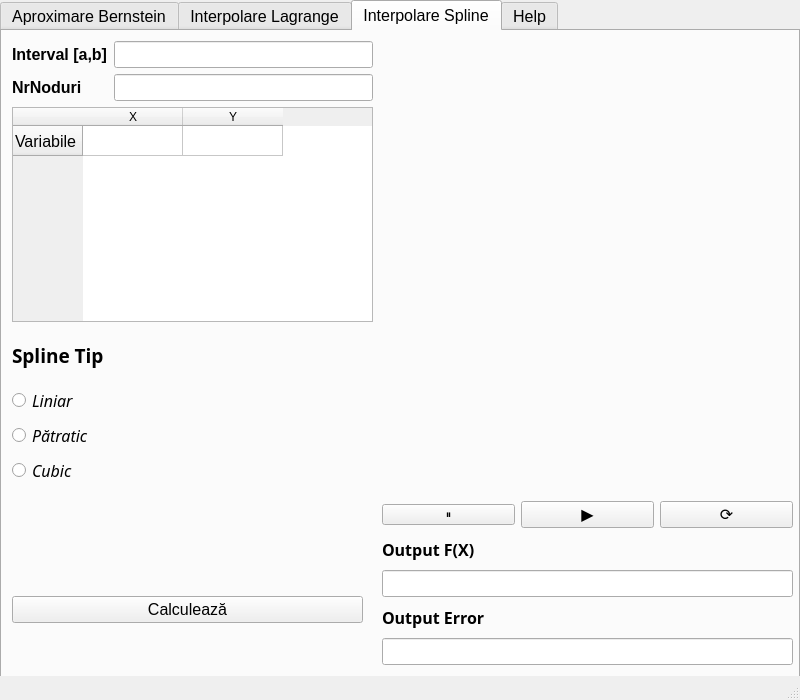
First picture: the form in UI_MODEL_01.ui, repository Vlad-Aureliu-Moraru/PROIECT-PY, before the edit.
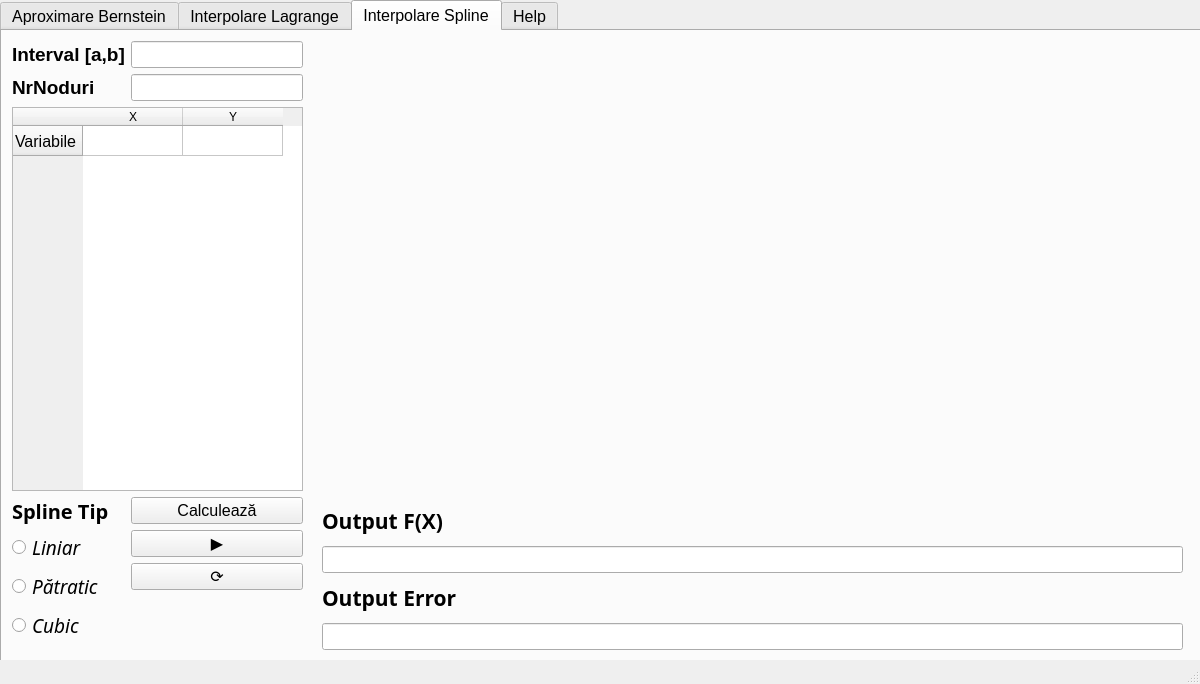
Second picture: the form after the edit. The open tabs and pages were chosen to show the change.

Patch:
```diff
--- a/UI_MODEL_01.ui
+++ b/UI_MODEL_01.ui
@@ -6,8 +6,8 @@
    <rect>
     <x>0</x>
     <y>0</y>
-    <width>800</width>
-    <height>700</height>
+    <width>1200</width>
+    <height>684</height>
    </rect>
   </property>
   <property name="font">
@@ -26,7 +26,7 @@
      <rect>
       <x>0</x>
       <y>0</y>
-      <width>800</width>
+      <width>1300</width>
       <height>700</height>
      </rect>
     </property>
@@ -501,162 +501,22 @@
      <attribute name="title">
       <string>Interpolare Spline</string>
      </attribute>
-     <widget class="QWidget" name="verticalLayoutWidget_10">
-      <property name="geometry">
-       <rect>
-        <x>10</x>
-        <y>523</y>
-        <width>351</width>
-        <height>111</height>
-       </rect>
-      </property>
-      <layout class="QVBoxLayout" name="verticalLayout_7">
-       <item>
-        <widget class="QPushButton" name="IS_BUTTON_CALCULEAZA">
-         <property name="text">
-          <string>Calculează</string>
-         </property>
-        </widget>
-       </item>
-      </layout>
-     </widget>
-     <widget class="QWidget" name="verticalLayoutWidget_15">
-      <property name="geometry">
-       <rect>
-        <x>10</x>
-        <y>300</y>
-        <width>181</width>
-        <height>154</height>
-       </rect>
-      </property>
-      <layout class="QVBoxLayout" name="verticalLayout_12">
-       <item>
-        <widget class="QLabel" name="IS_LABEL_TIP">
-         <property name="font">
-          <font>
-           <family>Fira Mono</family>
-           <pointsize>14</pointsize>
-           <weight>75</weight>
-           <bold>true</bold>
-          </font>
-         </property>
-         <property name="text">
-          <string>Spline Tip</string>
-         </property>
-        </widget>
-       </item>
-       <item>
-        <widget class="QRadioButton" name="IS_RADIO_LINIAR">
-         <property name="font">
-          <font>
-           <family>Fira Sans</family>
-           <pointsize>12</pointsize>
-           <weight>50</weight>
-           <italic>true</italic>
-           <bold>false</bold>
-          </font>
-         </property>
-         <property name="text">
-          <string>Liniar</string>
-         </property>
-        </widget>
-       </item>
-       <item>
-        <widget class="QRadioButton" name="IS_RADIO_PATRATIC">
-         <property name="font">
-          <font>
-           <family>Fira Sans</family>
-           <pointsize>12</pointsize>
-           <weight>50</weight>
-           <italic>true</italic>
-           <bold>false</bold>
-          </font>
-         </property>
-         <property name="text">
-          <string>Pătratic</string>
-         </property>
-        </widget>
-       </item>
-       <item>
-        <widget class="QRadioButton" name="IS_RADIO_CUBIC">
-         <property name="font">
-          <font>
-           <family>Fira Sans</family>
-           <pointsize>12</pointsize>
-           <weight>50</weight>
-           <italic>true</italic>
-           <bold>false</bold>
-          </font>
-         </property>
-         <property name="text">
-          <string>Cubic</string>
-         </property>
-        </widget>
-       </item>
-      </layout>
-     </widget>
      <widget class="QWidget" name="verticalLayoutWidget_11">
       <property name="geometry">
        <rect>
-        <x>380</x>
+        <x>320</x>
         <y>470</y>
-        <width>411</width>
-        <height>164</height>
+        <width>861</width>
+        <height>149</height>
        </rect>
       </property>
       <layout class="QVBoxLayout" name="verticalLayout_8">
-       <item>
-        <layout class="QHBoxLayout" name="button_layout_play_4">
-         <item>
-          <widget class="QPushButton" name="IS_BUTTON_PREV">
-           <property name="font">
-            <font>
-             <pointsize>8</pointsize>
-             <weight>50</weight>
-             <bold>false</bold>
-            </font>
-           </property>
-           <property name="text">
-            <string>⏸</string>
-           </property>
-          </widget>
-         </item>
-         <item>
-          <widget class="QPushButton" name="IS_BUTTON_PLAY">
-           <property name="font">
-            <font>
-             <pointsize>12</pointsize>
-             <weight>50</weight>
-             <bold>false</bold>
-            </font>
-           </property>
-           <property name="text">
-            <string>▶</string>
-           </property>
-          </widget>
-         </item>
-         <item>
-          <widget class="QPushButton" name="IS_BUTTON_NEXT">
-           <property name="font">
-            <font>
-             <pointsize>12</pointsize>
-             <weight>50</weight>
-             <bold>false</bold>
-            </font>
-           </property>
-           <property name="text">
-            <string>⟳</string>
-           </property>
-          </widget>
-         </item>
-        </layout>
-       </item>
        <item>
         <widget class="QLabel" name="IS_LABEL_OUTPUT">
          <property name="font">
           <font>
            <family>Fira Mono</family>
-           <pointsize>12</pointsize>
+           <pointsize>16</pointsize>
            <weight>75</weight>
            <bold>true</bold>
           </font>
@@ -674,7 +534,7 @@
          <property name="font">
           <font>
            <family>Fira Mono</family>
-           <pointsize>12</pointsize>
+           <pointsize>16</pointsize>
            <weight>75</weight>
            <bold>true</bold>
           </font>
@@ -692,10 +552,10 @@
      <widget class="QWidget" name="gridLayoutWidget_4">
       <property name="geometry">
        <rect>
-        <x>380</x>
-        <y>20</y>
-        <width>411</width>
-        <height>421</height>
+        <x>310</x>
+        <y>10</y>
+        <width>861</width>
+        <height>441</height>
        </rect>
       </property>
       <layout class="QGridLayout" name="gridLayout_3">
@@ -709,8 +569,8 @@
        <rect>
         <x>10</x>
         <y>10</y>
-        <width>361</width>
-        <height>281</height>
+        <width>291</width>
+        <height>601</height>
        </rect>
       </property>
       <layout class="QFormLayout" name="formLayout_2">
@@ -718,7 +578,7 @@
         <widget class="QLabel" name="IS_LABEL_INTERVAL_">
          <property name="font">
           <font>
-           <pointsize>12</pointsize>
+           <pointsize>14</pointsize>
            <weight>75</weight>
            <bold>true</bold>
           </font>
@@ -735,7 +595,7 @@
         <widget class="QLabel" name="IS_LABEL_NODURI">
          <property name="font">
           <font>
-           <pointsize>12</pointsize>
+           <pointsize>14</pointsize>
            <weight>75</weight>
            <bold>true</bold>
           </font>
@@ -767,6 +627,112 @@
          </column>
         </widget>
        </item>
+       <item row="3" column="0">
+        <layout class="QVBoxLayout" name="verticalLayout_12">
+         <item>
+          <widget class="QLabel" name="IS_LABEL_TIP">
+           <property name="font">
+            <font>
+             <family>Fira Mono</family>
+             <pointsize>15</pointsize>
+             <weight>75</weight>
+             <bold>true</bold>
+            </font>
+           </property>
+           <property name="text">
+            <string>Spline Tip</string>
+           </property>
+          </widget>
+         </item>
+         <item>
+          <widget class="QRadioButton" name="IS_RADIO_LINIAR">
+           <property name="font">
+            <font>
+             <family>Fira Sans</family>
+             <pointsize>14</pointsize>
+             <weight>50</weight>
+             <italic>true</italic>
+             <bold>false</bold>
+            </font>
+           </property>
+           <property name="text">
+            <string>Liniar</string>
+           </property>
+          </widget>
+         </item>
+         <item>
+          <widget class="QRadioButton" name="IS_RADIO_PATRATIC">
+           <property name="font">
+            <font>
+             <family>Fira Sans</family>
+             <pointsize>14</pointsize>
+             <weight>50</weight>
+             <italic>true</italic>
+             <bold>false</bold>
+            </font>
+           </property>
+           <property name="text">
+            <string>Pătratic</string>
+           </property>
+          </widget>
+         </item>
+         <item>
+          <widget class="QRadioButton" name="IS_RADIO_CUBIC">
+           <property name="font">
+            <font>
+             <family>Fira Sans</family>
+             <pointsize>14</pointsize>
+             <weight>50</weight>
+             <italic>true</italic>
+             <bold>false</bold>
+            </font>
+           </property>
+           <property name="text">
+            <string>Cubic</string>
+           </property>
+          </widget>
+         </item>
+        </layout>
+       </item>
+       <item row="3" column="1">
+        <layout class="QVBoxLayout" name="verticalLayout_7">
+         <item>
+          <widget class="QPushButton" name="IS_BUTTON_CALCULEAZA">
+           <property name="text">
+            <string>Calculează</string>
+           </property>
+          </widget>
+         </item>
+         <item>
+          <widget class="QPushButton" name="IS_BUTTON_PLAY">
+           <property name="font">
+            <font>
+             <pointsize>12</pointsize>
+             <weight>50</weight>
+             <bold>false</bold>
+            </font>
+           </property>
+           <property name="text">
+            <string>▶</string>
+           </property>
+          </widget>
+         </item>
+         <item>
+          <widget class="QPushButton" name="IS_BUTTON_NEXT">
+           <property name="font">
+            <font>
+             <pointsize>12</pointsize>
+             <weight>50</weight>
+             <bold>false</bold>
+            </font>
+           </property>
+           <property name="text">
+            <string>⟳</string>
+           </property>
+          </widget>
+         </item>
+        </layout>
+       </item>
       </layout>
      </widget>
     </widget>
```
Left out of the diff: 342 changed lines with no effect on the pictures.
